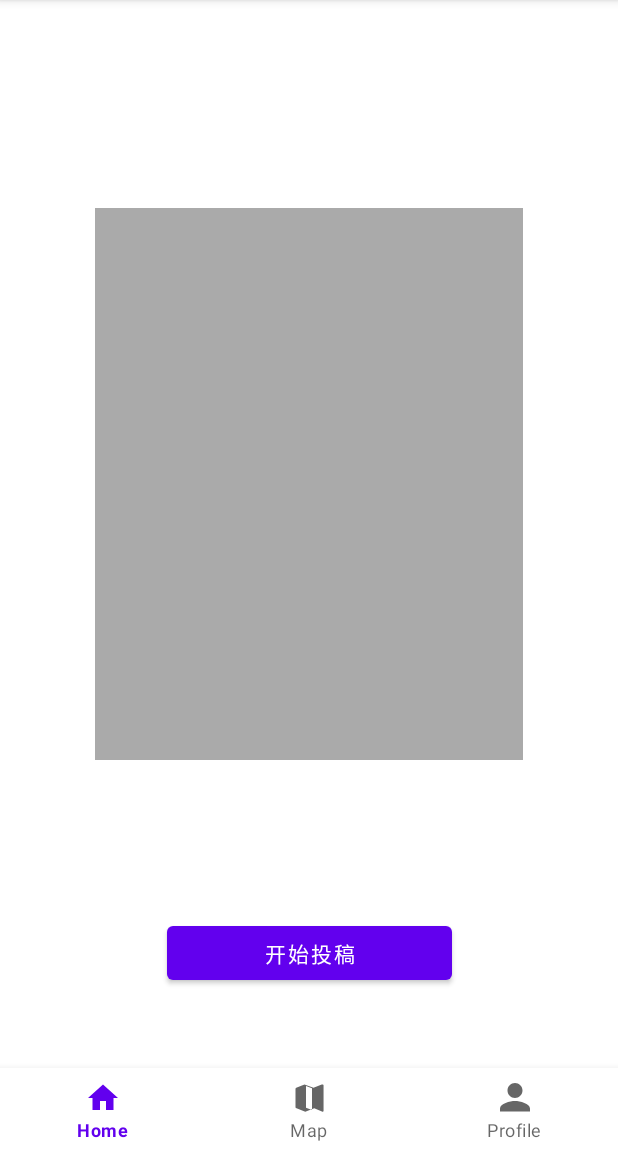
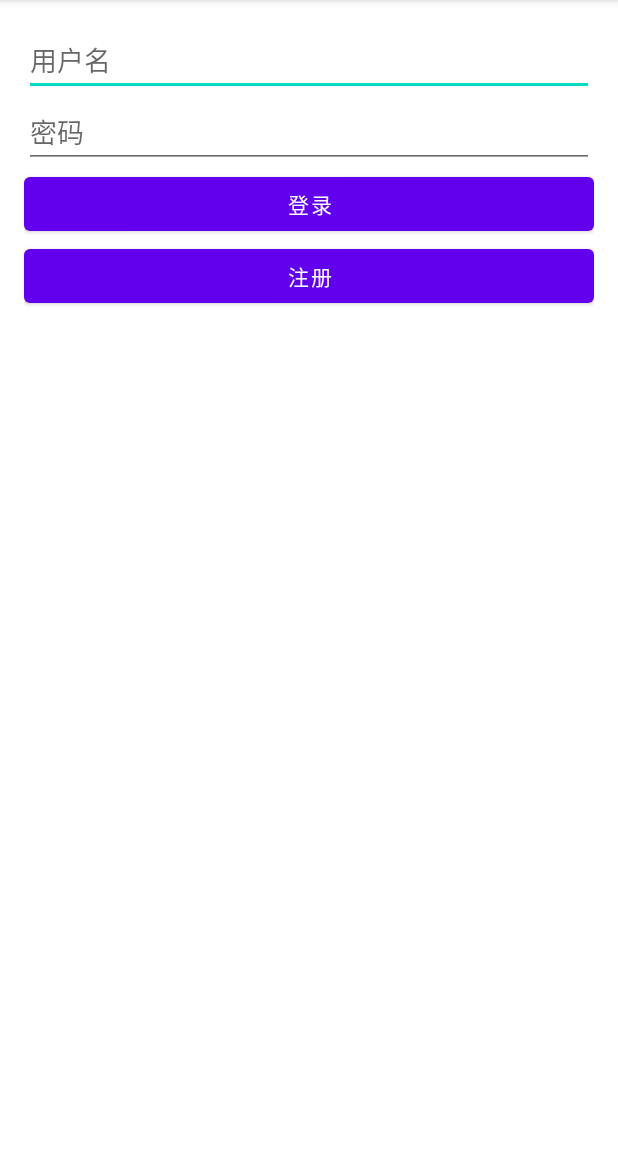
Before and after one commit to zlxdengtianhei/StarAutoSubmission, an Android app: the screen it shows after launch (MainActivity before the commit, LoginActivity after it), on a phone screen of 412 x 824 dp, the part 84-1236 px from its top. Run offline under Robolectric (Android 15) with nearby library versions, the phone set to English and light mode, and no system bars; our stand-ins replace Picasso; libraries missing offline, so code that uses them is left out: cn.bmob.v3; pictures from the network do not load; 1 statement that could not run was skipped.

Commit message:
add_login_register

```diff
--- /dev/null
+++ b/app/src/main/java/com/example/starautosubmission/LoginActivity.java
@@ -0,0 +1,66 @@
+package com.example.starautosubmission;
+
+import android.content.Context;
+import android.content.Intent;
+import android.content.SharedPreferences;
+import android.os.Bundle;
+import android.widget.Button;
+import android.widget.EditText;
+import android.widget.Toast;
+import androidx.appcompat.app.AppCompatActivity;
+import cn.bmob.v3.BmobUser;
+import cn.bmob.v3.exception.BmobException;
+import cn.bmob.v3.listener.LogInListener;
+
+public class LoginActivity extends AppCompatActivity {
+
+    private EditText usernameEditText;
+    private EditText passwordEditText;
+    private Button loginButton;
+    private Button registerButton;
+    private static final String PREFS_NAME = "LoginPrefs";
+    private static final String KEY_IS_LOGGED_IN = "isLoggedIn";
+
+    @Override
+    protected void onCreate(Bundle savedInstanceState) {
+        super.onCreate(savedInstanceState);
+        setContentView(R.layout.activity_login);
+
+        usernameEditText = findViewById(R.id.username);
+        passwordEditText = findViewById(R.id.password);
+        loginButton = findViewById(R.id.login_button);
+        registerButton = findViewById(R.id.register_button);
+
+        loginButton.setOnClickListener(v -> loginUser());
+        registerButton.setOnClickListener(v -> {
+            Intent intent = new Intent(LoginActivity.this, RegisterActivity.class);
+            startActivity(intent);
+        });
+    }
+
+    private void loginUser() {
+        String username = usernameEditText.getText().toString().trim();
+        String password = passwordEditText.getText().toString().trim();
+
+        BmobUser.loginByAccount(username, password, new LogInListener<BmobUser>() {
+            @Override
+            public void done(BmobUser user, BmobException e) {
+                if (user != null) {
+                    // 保存登录状态
+                    SharedPreferences sharedPreferences = getSharedPreferences(PREFS_NAME, Context.MODE_PRIVATE);
+                    SharedPreferences.Editor editor = sharedPreferences.edit();
+                    editor.putBoolean(KEY_IS_LOGGED_IN, true);
+                    editor.apply();
+
+                    Toast.makeText(LoginActivity.this, "登录成功", Toast.LENGTH_SHORT).show();
+                    // 跳转到主界面
+                    Intent intent = new Intent(LoginActivity.this, MainActivity.class);
+                    startActivity(intent);
+                    finish();
+                } else {
+                    Toast.makeText(LoginActivity.this, "登录失败：" + e.getMessage(), Toast.LENGTH_SHORT).show();
+                }
+            }
+        });
+    }
+}
--- a/app/src/main/java/com/example/starautosubmission/MainActivity.java
+++ b/app/src/main/java/com/example/starautosubmission/MainActivity.java
@@ -1,5 +1,4 @@
 package com.example.starautosubmission;
-import com.example.starautosubmission.R;
 
 import android.content.Context;
 import android.content.Intent;
@@ -26,15 +25,32 @@ import java.io.IOException;
 import java.util.ArrayList;
 import java.util.List;
 
+import cn.bmob.v3.BmobUser;
+
 public class MainActivity extends AppCompatActivity {
 
     private ViewPager2 viewPager;
     private BottomNavigationView bottomNavigationView;
     private static final String IMAGE_URL_KEY = "daily_image_url";
+    private static final String PREFS_NAME = "LoginPrefs";
+    private static final String KEY_IS_LOGGED_IN = "isLoggedIn";
 
     @Override
     protected void onCreate(Bundle savedInstanceState) {
         super.onCreate(savedInstanceState);
+
+        // 检查用户是否登录
+        SharedPreferences sharedPreferences = getSharedPreferences(PREFS_NAME, Context.MODE_PRIVATE);
+        boolean isLoggedIn = sharedPreferences.getBoolean(KEY_IS_LOGGED_IN, false);
+
+        if (!isLoggedIn) {
+            // 如果没有用户登录，跳转到登录界面
+            Intent intent = new Intent(MainActivity.this, LoginActivity.class);
+            startActivity(intent);
+            finish(); // 关闭当前活动
+            return; // 结束 onCreate 方法
+        }
+
         setContentView(R.layout.activity_main);
 
         viewPager = findViewById(R.id.viewPager);
--- /dev/null
+++ b/app/src/main/java/com/example/starautosubmission/MyApp.java
@@ -0,0 +1,13 @@
+package com.example.starautosubmission;
+
+import android.app.Application;
+import cn.bmob.v3.Bmob;
+
+public class MyApp extends Application {
+    @Override
+    public void onCreate() {
+        super.onCreate();
+        // 初始化 Bmob SDK
+        Bmob.initialize(this, "3f79b270a67de5fb0381d880c3c89e51");
+    }
+}
--- /dev/null
+++ b/app/src/main/res/layout/activity_login.xml
@@ -0,0 +1,34 @@
+<?xml version="1.0" encoding="utf-8"?>
+<LinearLayout xmlns:android="http://schemas.android.com/apk/res/android"
+    android:layout_width="match_parent"
+    android:layout_height="match_parent"
+    android:orientation="vertical"
+    android:padding="16dp">
+
+    <EditText
+        android:id="@+id/username"
+        android:layout_width="match_parent"
+        android:layout_height="wrap_content"
+        android:hint="用户名"
+        android:inputType="text" />
+
+    <EditText
+        android:id="@+id/password"
+        android:layout_width="match_parent"
+        android:layout_height="wrap_content"
+        android:hint="密码"
+        android:inputType="textPassword" />
+
+    <Button
+        android:id="@+id/login_button"
+        android:layout_width="match_parent"
+        android:layout_height="wrap_content"
+        android:text="登录" />
+
+    <Button
+        android:id="@+id/register_button"
+        android:layout_width="match_parent"
+        android:layout_height="wrap_content"
+        android:text="注册" />
+
+</LinearLayout>
--- a/settings.gradle.kts
+++ b/settings.gradle.kts
@@ -9,6 +9,7 @@ pluginManagement {
         }
         mavenCentral()
         gradlePluginPortal()
+        maven { url = uri("https://maven.bmob.cn") } // 添加Bmob仓库
     }
 }
 dependencyResolutionManagement {
@@ -16,6 +17,7 @@ dependencyResolutionManagement {
     repositories {
         google()
         mavenCentral()
+        maven { url = uri("https://maven.bmob.cn") } // 添加Bmob仓库
     }
 }
 
```
Also changed, not shown: app/build.gradle.kts (+10 -0 lines), app/src/main/AndroidManifest.xml (+20 -0 lines), app/src/main/java/com/example/starautosubmission/HomeFragment.java (+18 -8 lines), app/src/main/java/com/example/starautosubmission/RegisterActivity.java (added, +76 -0 lines), app/src/main/java/com/example/starautosubmission/SlidingImageView.java (added, +89 -0 lines), app/src/main/res/layout/activity_register.xml (added, +41 -0 lines), app/src/main/res/layout/fragment_home.xml (+15 -2 lines), gradle/wrapper/gradle-wrapper.properties.
